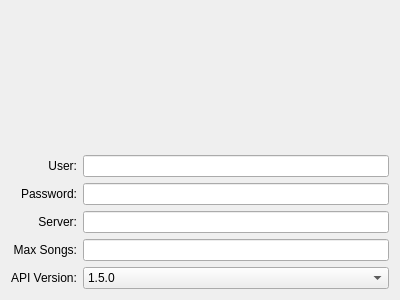
Old version of the form subsonic/config.ui in the repository tomahawk-player/tomahawk-resolvers.
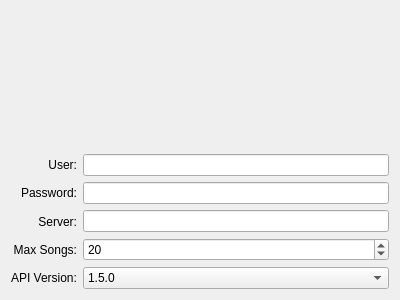
New version of the form. Icons and pictures are not drawn.

Commit message: Changed Max Songs field to be a QSpinBox with limits on values. Removed a commented log statement.

```diff
--- a/subsonic/config.ui
+++ b/subsonic/config.ui
@@ -109,7 +109,17 @@
                 <widget class="QLineEdit" name="subsonic_url_edit" />
               </item>
               <item>
-                <widget class="QLineEdit" name="max_songs_edit" />
+                <widget class="QSpinBox" name="max_songs_edit">
+                  <property name="value">
+                    <number>20</number>
+                  </property>
+                  <property name="minimum">
+                    <number>1</number>
+                  </property>
+                  <property name="maximum">
+                    <number>500</number>
+                  </property>
+                </widget>
               </item>
               <item>
                 <widget class="QComboBox" name="api_version_combo">
```
The commit also changes 1 other file.
